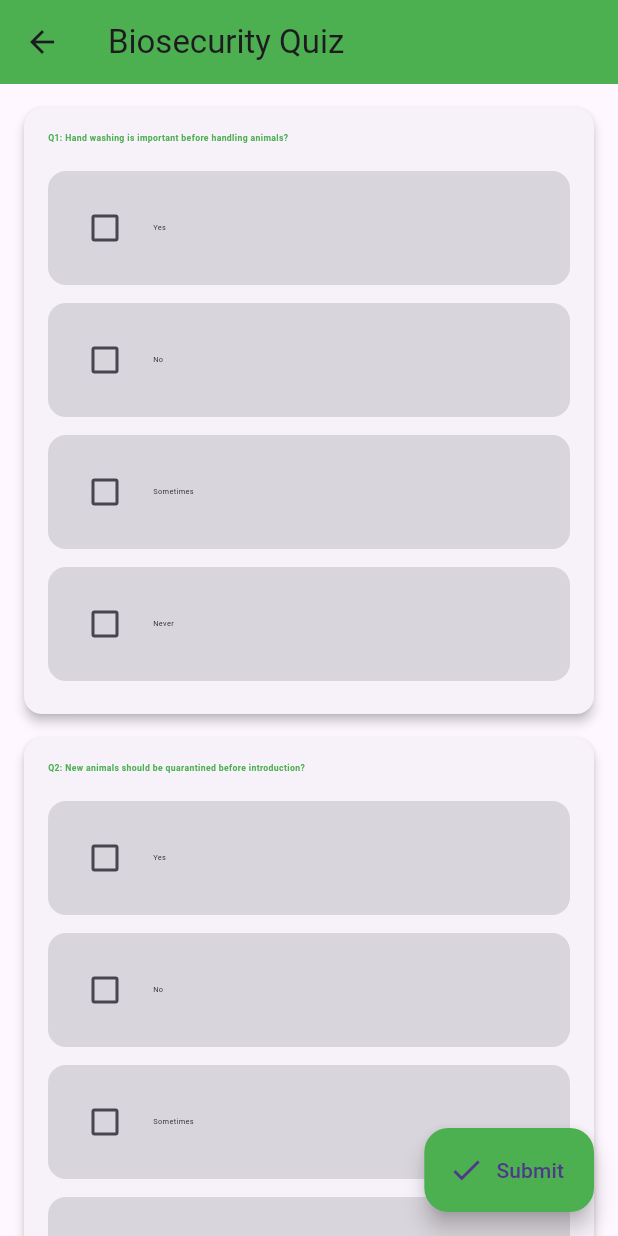
After one commit to Sibaath/SIH_2025_Digital_Farm_Management_Portal, a Flutter app: the LearningResourcePage screen opened directly, after a tap on "Take Quiz", on a phone screen of 412 x 824 dp. The commit adds this screen. Run offline on Flutter 3.47's test engine with Material 3 defaults, Android fonts, the phone set to English and light mode, and no system bars; our stand-ins replace flutter_map, flutter_staggered_animations, image_picker, latlong2, lottie, speech_to_text and 1 more.

Commit message:
Biosecurity Learning

```diff
--- /dev/null
+++ b/frontend/lib/pages/learning.dart
@@ -0,0 +1,144 @@
+import 'package:flutter/material.dart';
+import 'package:youtube_player_flutter/youtube_player_flutter.dart';
+import 'quiz.dart';
+
+class LearningResourcePage extends StatefulWidget {
+  const LearningResourcePage({super.key});
+
+  @override
+  State<LearningResourcePage> createState() => _LearningResourcePageState();
+}
+
+class _LearningResourcePageState extends State<LearningResourcePage>
+    with SingleTickerProviderStateMixin {
+  final Map<String, List<String>> learningSections = {
+    "Hygiene Practices": [
+      "Wash hands before and after handling animals.",
+      "Disinfect equipment and footwear.",
+      "Quarantine new animals.",
+      "Keep housing clean and dry.",
+      "Use protective clothing.",
+      "Dispose of waste properly.",
+      "Limit visitors to the farm.",
+      "Avoid sharing equipment."
+    ],
+
+
+
+    // ... other sections
+  };
+
+  late final AnimationController _controller;
+  late YoutubePlayerController _youtubeController;
+
+  final String youtubeUrl = "https://youtu.be/XdKRY1Hf9hA?si=2XWw_SI0X2K66Ol5"; // replace with actual video
+
+  @override
+  void initState() {
+    super.initState();
+
+    _controller =
+    AnimationController(vsync: this, duration: const Duration(seconds: 1))
+      ..forward();
+
+    _youtubeController = YoutubePlayerController(
+      initialVideoId: YoutubePlayer.convertUrlToId(youtubeUrl)!,
+      flags: const YoutubePlayerFlags(
+        autoPlay: false,
+        mute: false,
+      ),
+    );
+  }
+
+  @override
+  void dispose() {
+    _controller.dispose();
+    _youtubeController.dispose();
+    super.dispose();
+  }
+
+  Widget buildSection(String title, List<String> points, double screenWidth) {
+    return FadeTransition(
+      opacity: _controller,
+      child: Card(
+        margin: const EdgeInsets.symmetric(vertical: 12),
+        shape: RoundedRectangleBorder(borderRadius: BorderRadius.circular(12)),
+        elevation: 4,
+        child: Padding(
+          padding: const EdgeInsets.all(16.0),
+          child: Column(
+            crossAxisAlignment: CrossAxisAlignment.start,
+            children: [
+              Text(title,
+                  style: const TextStyle(
+                      fontSize: 20,
+                      fontWeight: FontWeight.bold,
+                      color: Colors.green)),
+              const SizedBox(height: 10),
+              ...points.map(
+                    (p) => Padding(
+                  padding: const EdgeInsets.symmetric(vertical: 4.0),
+                  child: Text("• $p",
+                      style: const TextStyle(fontSize: 16, color: Colors.black)),
+                ),
+              )
+            ],
+          ),
+        ),
+      ),
+    );
+  }
+
+  @override
+  Widget build(BuildContext context) {
+    final screenWidth = MediaQuery.of(context).size.width;
+
+    return Scaffold(
+      appBar: AppBar(title: const Text("Biosecurity Learning"), backgroundColor: Colors.green),
+      body: SingleChildScrollView(
+        padding: const EdgeInsets.all(16),
+        child: Column(
+          children: [
+            // Sections
+            ...learningSections.entries
+                .map((e) => SizedBox(
+                width: screenWidth, child: buildSection(e.key, e.value, screenWidth)))
+                .toList(),
+            const SizedBox(height: 20),
+            // YouTube Player
+            YoutubePlayer(
+              controller: _youtubeController,
+              showVideoProgressIndicator: true,
+              progressIndicatorColor: Colors.green,
+              width: screenWidth-500,
+
+            ),
+            const SizedBox(height: 20),
+            // Quiz Button
+            SizedBox(
+              width: double.infinity,
+              child: ElevatedButton.icon(
+                style: ElevatedButton.styleFrom(
+                  backgroundColor: Colors.green,
+                  padding: const EdgeInsets.symmetric(vertical: 16),
+                  shape: RoundedRectangleBorder(
+                      borderRadius: BorderRadius.circular(12)),
+                ),
+                icon: const Icon(Icons.quiz, color: Colors.white),
+                label: const Text(
+                  "Take Quiz",
+                  style: TextStyle(color: Colors.white, fontSize: 18),
+                ),
+                onPressed: () {
+                  Navigator.push(
+                      context, MaterialPageRoute(builder: (_) => const QuizPage()));
+                },
+              ),
+            ),
+            const SizedBox(height: 30),
+          ],
+        ),
+      ),
+    );
+  }
+}
--- /dev/null
+++ b/frontend/lib/pages/quiz.dart
@@ -0,0 +1,330 @@
+import 'package:flutter/material.dart';
+import 'homepage.dart';
+import 'package:flutter_staggered_animations/flutter_staggered_animations.dart';
+
+class QuizPage extends StatefulWidget {
+  const QuizPage({super.key});
+
+  @override
+  State<QuizPage> createState() => _QuizPageState();
+}
+
+class _QuizPageState extends State<QuizPage> {
+  final List<Map<String, dynamic>> _questions = [
+    {
+      "question": "Hand washing is important before handling animals?",
+      "options": ["Yes", "No", "Sometimes", "Never"],
+      "answer": "Yes"
+    },
+    {
+      "question": "New animals should be quarantined before introduction?",
+      "options": ["Yes", "No", "Sometimes", "Never"],
+      "answer": "Yes"
+    },
+    {
+      "question": "Disinfecting equipment prevents disease spread?",
+      "options": ["Yes", "No", "Maybe", "Sometimes"],
+      "answer": "Yes"
+    },
+    {
+      "question": "Protective clothing is optional when handling sick animals?",
+      "options": ["Yes", "No", "Depends", "Sometimes"],
+      "answer": "No"
+    },
+    {
+      "question": "Animal waste can be disposed anywhere?",
+      "options": ["Yes", "No", "Sometimes", "Depends"],
+      "answer": "No"
+    },
+    {
+      "question": "Visitors should be limited on a farm?",
+      "options": ["Yes", "No", "Sometimes", "Depends"],
+      "answer": "Yes"
+    },
+    {
+      "question": "Equipment should be shared without cleaning?",
+      "options": ["Yes", "No", "Sometimes", "Depends"],
+      "answer": "No"
+    },
+    {
+      "question": "Vaccination schedules are not important?",
+      "options": ["Yes", "No", "Sometimes", "Depends"],
+      "answer": "No"
+    },
+    {
+      "question": "Animals should be monitored daily?",
+      "options": ["Yes", "No", "Sometimes", "Depends"],
+      "answer": "Yes"
+    },
+    {
+      "question": "Keeping housing clean helps prevent disease?",
+      "options": ["Yes", "No", "Sometimes", "Depends"],
+      "answer": "Yes"
+    },
+  ];
+
+  final Map<int, String> _selectedOptions = {}; // stores selected option per question
+
+  void _showScoreDialog() {
+    int score = 0;
+    for (int i = 0; i < _questions.length; i++) {
+      if (_selectedOptions[i] == _questions[i]['answer']) score++;
+    }
+
+    showDialog(
+      context: context,
+      builder: (_) => AlertDialog(
+        title: const Text("Quiz Completed"),
+        content: Text("Your Score: $score / ${_questions.length}"),
+        actions: [
+          TextButton(
+            onPressed: () {
+              Navigator.pop(context); // Close dialog
+            },
+            child: const Text("OK"),
+          ),
+          TextButton(
+            onPressed: () {
+              Navigator.pop(context); // Close dialog
+              Navigator.push(
+                context,
+                MaterialPageRoute(
+                  builder: (_) => ReviewPage(
+                    questions: _questions,
+                    selectedOptions: _selectedOptions,
+                  ),
+                ),
+              );
+            },
+            child: const Text("Review"),
+          ),
+        ],
+      ),
+    );
+  }
+
+  @override
+  Widget build(BuildContext context) {
+    final screenWidth = MediaQuery.of(context).size.width;
+
+    return Scaffold(
+      appBar: AppBar(
+        title: const Text("Biosecurity Quiz"),
+        backgroundColor: Colors.green,
+      ),
+      body: AnimationLimiter(
+        child: ListView.builder(
+          padding: const EdgeInsets.all(16),
+          itemCount: _questions.length,
+          itemBuilder: (context, qIndex) {
+            final question = _questions[qIndex];
+
+            return AnimationConfiguration.staggeredList(
+              position: qIndex,
+              duration: const Duration(milliseconds: 500),
+              child: SlideAnimation(
+                verticalOffset: 50.0,
+                child: FadeInAnimation(
+                  child: Card(
+                    margin: const EdgeInsets.only(bottom: 16),
+                    shape: RoundedRectangleBorder(borderRadius: BorderRadius.circular(12)),
+                    elevation: 3,
+                    child: Padding(
+                      padding: const EdgeInsets.all(16.0),
+                      child: Column(
+                        crossAxisAlignment: CrossAxisAlignment.start,
+                        children: [
+                          Text(
+                            "Q${qIndex + 1}: ${question['question']}",
+                            style: TextStyle(
+                                fontSize: screenWidth * 0.014,
+                                fontWeight: FontWeight.bold,
+                                color: Colors.green),
+                          ),
+                          const SizedBox(height: 12),
+                          ...List.generate(question['options'].length, (oIndex) {
+                            final option = question['options'][oIndex];
+                            final isSelected = _selectedOptions[qIndex] == option;
+                            return GestureDetector(
+                              onTap: () {
+                                setState(() {
+                                  _selectedOptions[qIndex] = option;
+                                });
+                              },
+                              child: AnimatedContainer(
+                                duration: const Duration(milliseconds: 200),
+                                curve: Curves.easeInOut,
+                                margin: const EdgeInsets.symmetric(vertical: 6),
+                                padding: const EdgeInsets.all(12),
+                                decoration: BoxDecoration(
+                                  color: isSelected
+                                      ? Colors.green.withOpacity(0.3)
+                                      : Colors.black12,
+                                  borderRadius: BorderRadius.circular(12),
+                                  border: Border.all(
+                                      color: isSelected ? Colors.green : Colors.transparent,
+                                      width: 2),
+                                ),
+                                child: Row(
+                                  children: [
+                                    Checkbox(
+                                        value: isSelected,
+                                        onChanged: (v) {
+                                          setState(() {
+                                            _selectedOptions[qIndex] = option;
+                                          });
+                                        },
+                                        activeColor: Colors.green),
+                                    const SizedBox(width: 8),
+                                    Text(option,
+                                        style: TextStyle(
+                                            fontSize: screenWidth * 0.012,
+                                            color: Colors.black)),
+                                  ],
+                                ),
+                              ),
+                            );
+                          }),
+                        ],
+                      ),
+                    ),
+                  ),
+                ),
+              ),
+            );
+          },
+        ),
+      ),
+      floatingActionButton: FloatingActionButton.extended(
+        backgroundColor: Colors.green,
+        onPressed: _showScoreDialog,
+        icon: const Icon(Icons.check),
+        label: const Text("Submit"),
+      ),
+    );
+  }
+}
+
+class ReviewPage extends StatelessWidget {
+  final List<Map<String, dynamic>> questions;
+  final Map<int, String> selectedOptions;
+
+  const ReviewPage(
+      {super.key, required this.questions, required this.selectedOptions});
+
+  @override
+  Widget build(BuildContext context) {
+    final screenWidth = MediaQuery.of(context).size.width;
+
+    return Scaffold(
+      appBar: AppBar(
+          title: const Text("Quiz Review"), backgroundColor: Colors.green),
+      body: Padding(
+        padding: const EdgeInsets.all(16),
+        child: Column(
+          children: [
+            Expanded(
+              child: AnimationLimiter(
+                child: ListView.builder(
+                  itemCount: questions.length,
+                  itemBuilder: (context, qIndex) {
+                    final question = questions[qIndex];
+
+                    return AnimationConfiguration.staggeredList(
+                      position: qIndex,
+                      duration: const Duration(milliseconds: 500),
+                      child: SlideAnimation(
+                        verticalOffset: 50,
+                        child: FadeInAnimation(
+                          child: Card(
+                            margin: const EdgeInsets.only(bottom: 16),
+                            shape: RoundedRectangleBorder(
+                                borderRadius: BorderRadius.circular(12)),
+                            elevation: 3,
+                            child: Padding(
+                              padding: const EdgeInsets.all(16.0),
+                              child: Column(
+                                  crossAxisAlignment: CrossAxisAlignment.start,
+                                  children: [
+                                    Text(
+                                      "Q${qIndex + 1}: ${question['question']}",
+                                      style: TextStyle(
+                                          fontSize: screenWidth * 0.014,
+                                          fontWeight: FontWeight.bold,
+                                          color: Colors.green),
+                                    ),
+                                    const SizedBox(height: 12),
+                                    ...List.generate(
+                                        question['options'].length, (oIndex) {
+                                      final option = question['options'][oIndex];
+                                      final isSelected = selectedOptions[qIndex] == option;
+                                      final isCorrect = question['answer'] == option;
+                                      return Container(
+                                        margin: const EdgeInsets.symmetric(vertical: 6),
+                                        padding: const EdgeInsets.all(12),
+                                        decoration: BoxDecoration(
+                                          color: isSelected
+                                              ? (isCorrect
+                                              ? Colors.green.withOpacity(0.3)
+                                              : Colors.red.withOpacity(0.3))
+                                              : Colors.black12,
+                                          borderRadius: BorderRadius.circular(12),
+                                          border: Border.all(
+                                              color: isCorrect
+                                                  ? Colors.green
+                                                  : Colors.transparent,
+                                              width: 2),
+                                        ),
+                                        child: Row(
+                                          children: [
+                                            Checkbox(
+                                                value: isSelected,
+                                                onChanged: null,
+                                                activeColor: Colors.green),
+                                            const SizedBox(width: 8),
+                                            Text(option,
+                                                style: TextStyle(
+                                                    fontSize: screenWidth * 0.012,
+                                                    color: Colors.black)),
+                                          ],
+                                        ),
+                                      );
+                                    }),
+                                  ]),
+                            ),
+                          ),
+                        ),
+                      ),
+                    );
+                  },
+                ),
+              ),
+            ),
+            // Close Button
+            SizedBox(
+              width: double.infinity,
+              child: ElevatedButton(
+                style: ElevatedButton.styleFrom(
+                  backgroundColor: Colors.green,
+                  padding: const EdgeInsets.symmetric(vertical: 16),
+                  shape: RoundedRectangleBorder(
+                      borderRadius: BorderRadius.circular(12)),
+                ),
+                onPressed: () {
+                  Navigator.pushAndRemoveUntil(
+                      context,
+                      MaterialPageRoute(builder: (_) => const HomePage()),
+                          (route) => false); // remove all previous routes
+                },
+                child: const Text(
+                  "Close",
+                  style: TextStyle(color: Colors.white, fontSize: 18),
+                ),
+              ),
+            ),
+          ],
+        ),
+      ),
+    );
+  }
+}
--- a/frontend/pubspec.yaml
+++ b/frontend/pubspec.yaml
@@ -42,7 +42,10 @@ dependencies:
   flutter_map: ^8.2.1
   latlong2: ^0.9.1
   lottie: ^2.3.0
+  url_launcher: ^6.2.14
   image_picker: ^1.1.2
+  youtube_player_flutter: ^8.1.1
+  flutter_staggered_animations: ^1.1.0
 
 
 dev_dependencies:
```
Also changed, not shown: frontend/lib/pages/dashboard_page.dart (+7 -3 lines), frontend/pubspec.lock, 5 other files.
